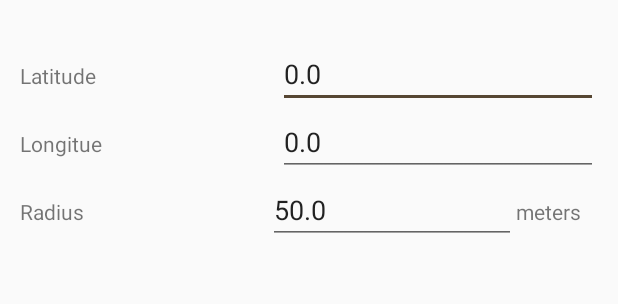
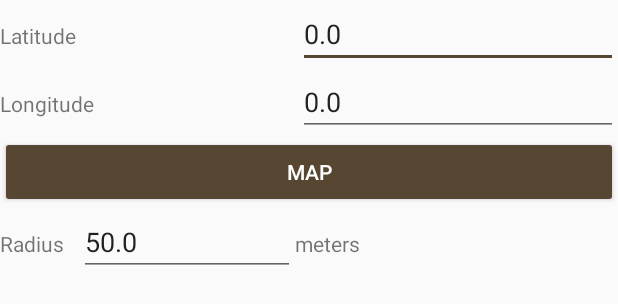
Before and after one commit to yurippe/Pervasive-Computing, an Android app: the layout dialog_location.xml on its own in the app's theme, with its tools: preview values and no code run, on a phone screen of 412 x 824 dp. Shown: the top 304 px of the screen. Run offline under Robolectric (Android 15) with nearby library versions, the phone set to English and light mode, and no system bars.

Commit message:
Picking position on map for locationbased events

```diff
--- a/APP/LittleBigBrother/app/build.gradle
+++ b/APP/LittleBigBrother/app/build.gradle
@@ -29,4 +29,5 @@ dependencies {
     compile 'com.android.support:design:24.2.0'
     compile 'com.squareup.okhttp3:okhttp:3.4.1'
     testCompile 'junit:junit:4.12'
+    compile 'com.google.android.gms:play-services-maps:9.4.0'
 }
--- a/APP/LittleBigBrother/app/src/main/AndroidManifest.xml
+++ b/APP/LittleBigBrother/app/src/main/AndroidManifest.xml
@@ -77,7 +77,11 @@
                 android:name="android.support.PARENT_ACTIVITY"
                 android:value="dk.atom_it.littlebigbrother.AddEventListener" />
         </activity>
-        <activity android:name=".UpdateEventListener"></activity>
+        <activity android:name=".UpdateEventListener"></activity><!-- ATTENTION: This was auto-generated to add Google Play services to your project for
+     App Indexing.  See https://g.co/AppIndexing/AndroidStudio for more information. -->
+        <meta-data
+            android:name="com.google.android.gms.version"
+            android:value="@integer/google_play_services_version" />
     </application>
 
 </manifest>
--- a/APP/LittleBigBrother/app/src/main/java/dk/atom_it/littlebigbrother/MapsActivity.java
+++ b/APP/LittleBigBrother/app/src/main/java/dk/atom_it/littlebigbrother/MapsActivity.java
@@ -128,7 +128,7 @@ public class MapsActivity extends FragmentActivity implements OnMapReadyCallback
         myMapMarker.setAlpha((float) 0.9);
         myMapMarker.setDraggable(false);
 
-        mMap.moveCamera(CameraUpdateFactory.newLatLng(pos));
+        mMap.moveCamera(CameraUpdateFactory.newLatLngZoom(pos, 15));
         //if (ActivityCompat.checkSelfPermission(this, android.Manifest.permission.ACCESS_FINE_LOCATION) != PackageManager.PERMISSION_GRANTED || ActivityCompat.checkSelfPermission(this, android.Manifest.permission.ACCESS_COARSE_LOCATION) != PackageManager.PERMISSION_GRANTED) {/*Find better way to confirm permissions ?*/ return;}
 
         try {
--- a/APP/LittleBigBrother/app/src/main/res/layout/dialog_location.xml
+++ b/APP/LittleBigBrother/app/src/main/res/layout/dialog_location.xml
@@ -5,11 +5,8 @@
     <LinearLayout
         android:orientation="vertical"
         android:layout_width="match_parent"
-        android:layout_height="match_parent"
-        android:layout_marginLeft="20px"
-        android:layout_marginRight="20px"
-        android:layout_marginTop="40px"
-        android:layout_marginBottom="30px">
+        android:layout_height="wrap_content"
+        android:layout_weight="1.17">
 
         <LinearLayout
             android:orientation="horizontal"
@@ -18,10 +15,10 @@
 
             <TextView
                 android:text="Latitude"
-                android:layout_width="wrap_content"
+                android:layout_width="20dp"
                 android:layout_height="wrap_content"
                 android:id="@+id/textView5"
-                android:layout_weight="1" />
+                android:layout_weight="0.06" />
 
             <EditText
                 android:layout_width="wrap_content"
@@ -35,14 +32,15 @@
         <LinearLayout
             android:orientation="horizontal"
             android:layout_width="match_parent"
-            android:layout_height="wrap_content">
+            android:layout_height="wrap_content"
+            android:layout_weight="1">
 
             <TextView
-                android:text="Longitue"
-                android:layout_width="wrap_content"
+                android:text="Longitude"
+                android:layout_width="40dp"
                 android:layout_height="wrap_content"
                 android:id="@+id/textView6"
-                android:layout_weight="1" />
+                android:layout_weight="0.07" />
 
             <EditText
                 android:layout_width="wrap_content"
@@ -51,19 +49,29 @@
                 android:ems="10"
                 android:id="@+id/dialog_lng"
                 android:inputType="numberDecimal" />
+
         </LinearLayout>
+
+        <Button
+            android:text="Map"
+            android:layout_width="match_parent"
+            android:layout_height="wrap_content"
+            android:id="@+id/dialog_map"
+            style="@style/Widget.AppCompat.Button.Colored"
+            android:layout_weight="1" />
 
         <LinearLayout
             android:orientation="horizontal"
             android:layout_width="match_parent"
-            android:layout_height="wrap_content">
+            android:layout_height="match_parent"
+            android:layout_weight="1">
 
             <TextView
                 android:text="Radius"
-                android:layout_width="wrap_content"
+                android:layout_width="52dp"
                 android:layout_height="wrap_content"
                 android:id="@+id/textView7"
-                android:layout_weight="1" />
+                android:layout_weight="0.03" />
 
             <EditText
                 android:layout_width="135dp"
@@ -79,7 +87,7 @@
                 android:layout_width="wrap_content"
                 android:layout_height="wrap_content"
                 android:id="@+id/textView8"
-                android:layout_weight="0.09" />
+                android:layout_weight="4.56" />
         </LinearLayout>
 
     </LinearLayout>
--- a/APP/LittleBigBrother/app/src/main/res/layout/event_list_item.xml
+++ b/APP/LittleBigBrother/app/src/main/res/layout/event_list_item.xml
@@ -112,4 +112,8 @@
         android:textSize="12sp"
         android:typeface="monospace" />
 
+    <Space
+        android:layout_width="match_parent"
+        android:layout_height="10dp" />
+
 </LinearLayout>
```
Also changed, not shown: APP/LittleBigBrother/app/src/main/java/dk/atom_it/littlebigbrother/AddEventListener.java (+156 -22 lines), APP/LittleBigBrother/app/src/main/res/layout/dialog_map.xml (added, +11 -0 lines).
